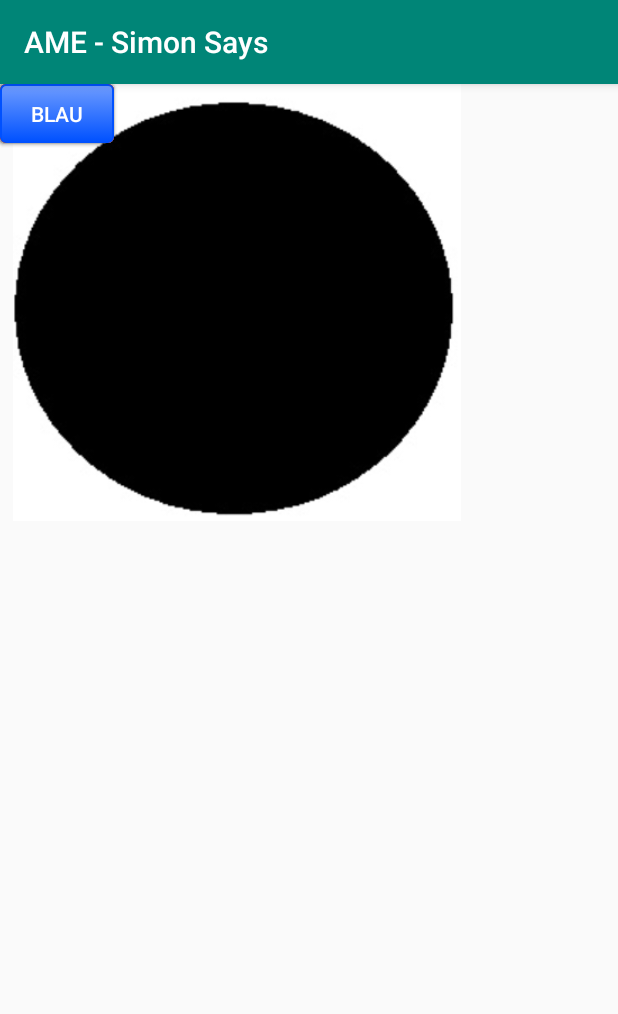
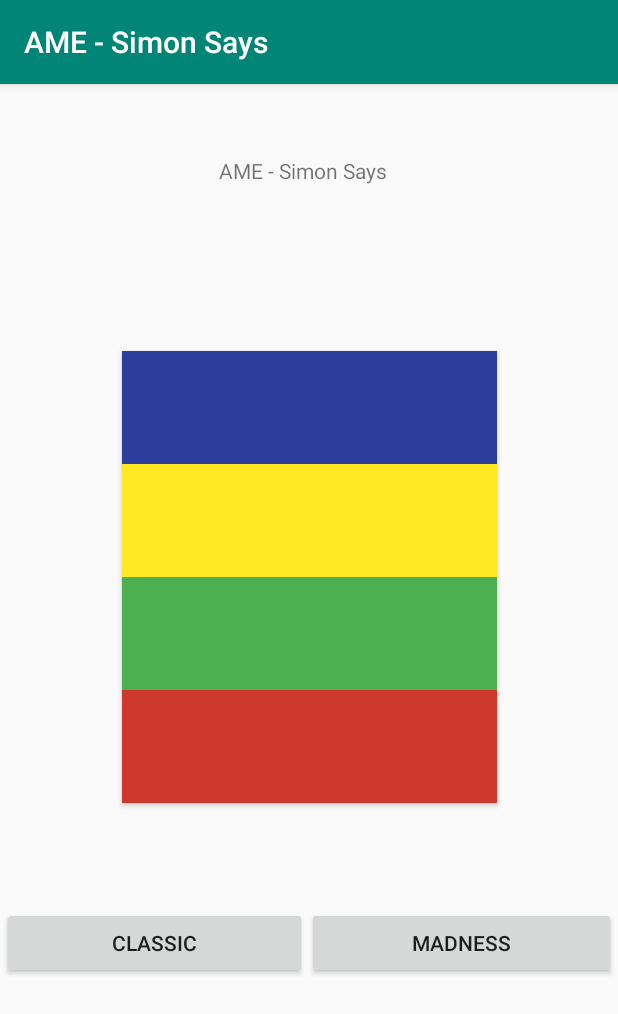
Before and after one commit to CescFT/Practica2_AME, an Android app: the screen it shows after launch (MainActivity), on a phone screen of 412 x 824 dp. Shown: the top 1014 px of the screen. Run offline under Robolectric (Android 15) with nearby library versions, the phone set to English and light mode, and no system bars.

Commit message:
master: simon basic ok.

```diff
--- a/app/src/main/java/com/example/ame_simonsays/MainActivity.java
+++ b/app/src/main/java/com/example/ame_simonsays/MainActivity.java
@@ -4,6 +4,7 @@ import androidx.appcompat.app.AppCompatActivity;
 
 import android.content.SharedPreferences;
 import android.os.Bundle;
+import android.os.Handler;
 import android.view.MotionEvent;
 import android.view.View;
 import android.widget.Button;
@@ -12,6 +13,7 @@ import android.widget.TextView;
 
 import java.util.ArrayList;
 import java.util.List;
+import java.util.Random;
 
 public class MainActivity extends AppCompatActivity {
 
@@ -19,46 +21,33 @@ public class MainActivity extends AppCompatActivity {
      * Elements que necessitem per a executar el codi
      */
     private TextView mTextView;
+    private TextView textResultat;
     private int indexSeq;
     private Button botoBlau;
     private Button botoVermell;
     private Button botoVerd;
     private Button botoGroc;
-    private List<colors> colorsDisponibles = new ArrayList<colors>();
-    private List<colors> sequencia  = new ArrayList<colors>();
-    int sequenceLength;
+    private List<Integer> sequencia  = new ArrayList<Integer>();
+    private int index = 0;
+    private int valorEscollit=5;
+    private int sequenceLength;
     private SharedPreferences sharedPrefs;
     private SharedPreferences.Editor sharedPrefsEditor;
+    private Handler handler = new Handler();
+    private int temps=0;
 
 
-    /**
-     * Classe privada per als colors
-     */
-    private enum colors{
-        BLAU,
-        GROC,
-        VERD,
-        VERMELL
-    }
+    private int nivell = 2;
+    private int punts = 0;
+    private int modeJoc;
 
-    /**
-     * Mètode que inicialitza la llista de colors disponibles
-     */
-    private void iniLlista(){
-        colorsDisponibles.add(colors.BLAU);
-        colorsDisponibles.add(colors.GROC);
-        colorsDisponibles.add(colors.VERD);
-        colorsDisponibles.add(colors.VERMELL);
-    }
 
-    private boolean comprovarValor(TextView t, String text){
-        return t.getText().toString().equals(text);
-    }
 
-    public void bttnOnClick(View view)
-    {
-        //bttn handler???
-    }
+
+
+
+
+
     @Override
     protected void onCreate(Bundle savedInstanceState) {
         super.onCreate(savedInstanceState);
@@ -66,67 +55,160 @@ public class MainActivity extends AppCompatActivity {
 
 
 
-        /*mTextView =(TextView) findViewById(R.id.seg_color);
+        mTextView =(TextView) findViewById(R.id.seg_color);
         indexSeq =0;
         botoBlau =  (Button) findViewById(R.id.botoBlau);
         botoVermell = (Button) findViewById(R.id.botoVermell);
         botoVerd = (Button) findViewById(R.id.botoVerd);
         botoGroc = (Button) findViewById(R.id.botoGroc);
+        textResultat = (TextView) findViewById(R.id.textResultat);
+
+        botoVermell.setTag(0);
+        botoVerd.setTag(1);
+        botoGroc.setTag(2);
+        botoBlau.setTag(3);
 
         sharedPrefs = getPreferences(MODE_PRIVATE);
         sharedPrefsEditor = sharedPrefs.edit();
 
-        this.iniLlista();
-
-        sequenceLength = 5 + (int)(Math.random() * ((10 - 5) + 1));  // [5,10]
-
-        //inicialització de la seqüència que tindrà el joc.
-        for(int i=0; i<sequenceLength; i++)
-        {
-            int rand = (int) ((Math.random() * ((4 - 0) + 1)) + 0);
-            sequencia.add(colorsDisponibles.get(rand));
-        }
-
-        if(!sequencia.isEmpty())
-        {
-            //anar agafant els valors de la llista, pintarlos al textview i esperar a que apreti boto, comprovar q esta be i incrementar la variable índex.
 
 
-            botoBlau.setOnClickListener(new View.OnClickListener() {
-                public void onClick(View v) {
 
-                }
-            });
+    }
+
+    public void clicaBoto(final int c){
+        canviColorClar(c, true);
+        handler.postDelayed(new Runnable() {
+            @Override
+            public void run() {
+                canviColorClar(c, false);
+            }
+        }, 250);
+    }
+    public void finalJoc(){
+        mTextView.setText("Game Over");
+    }
+    public void comprovaBoto(int c){
+        if(c!=sequencia.get(index)) finalJoc();
+        else{
+            punts += nivell*10;
+            textResultat.setText(String.valueOf(punts));
+            index++;
+            if(index==nivell){
+                handler.postDelayed(new Runnable() {
+                    @Override
+                    public void run() {
+                        seguentNivell();
+                        }
+                }, 2000);
+            }
+        }
+    }
+
+    public void seguentNivell(){
+        nivell++;
+        iniciarNivell();
+
+    }
+
+    public void onClickBoto(View view){
+        int tag = (int)view.getTag();
+        clicaBoto(tag);
+        comprovaBoto(tag);
+    }
+
+    private void canviColorClar(int tag, boolean canvi){
+            switch(tag){
+                case 0: //vermell
+                    botoVermell.setBackgroundColor(getResources().getColor((canvi) ? R.color.colorVermellClar : R.color.colorVermellFosc));
+                    break;
+                case 1: //verd
+                    botoVerd.setBackgroundColor(getResources().getColor((canvi) ? R.color.colorVerdClar : R.color.colorVerdFosc));
+                    break;
+                case 2: //groc
+                    botoGroc.setBackgroundColor(getResources().getColor((canvi) ? R.color.colorGrocClar : R.color.colorGrocFosc));
+                    break;
+                case 3: //blau
+                    botoBlau.setBackgroundColor(getResources().getColor((canvi) ? R.color.colorBlauClar : R.color.colorBlauFosc));
+                    break;
+            }
+    }
 
 
-            botoGroc.setOnClickListener(new View.OnClickListener() {
+    public void bloquejarPantalla(boolean b){
 
-                public void onClick(View v) {
-
-                }
-            });
-
-            botoVerd.setOnClickListener(new View.OnClickListener() {
-
-                public void onClick(View v) {
-
-                }
-            });
-
-            botoVermell.setOnClickListener(new View.OnClickListener() {
-
-                public void onClick(View v) {
-
-                }
-            });
+        //activar boto
+        botoVermell.setEnabled(!b);
+        botoBlau.setEnabled(!b);
+        botoGroc.setEnabled(!b);
+        botoVerd.setEnabled(!b);
 
 
-            while(indexSeq < sequenceLength)
+    }
+    public void onClickJugarClassic(View view) {
+
+        mTextView.setText("");
+        modeJoc=0;
+        punts=0;
+        textResultat.setText("");
+        nivell=1;
+        sequencia = new ArrayList<Integer>();
+        sequenceLength=0;
+        iniciarNivell();
+
+    }
+
+    public void onClickJugarMadness(View view) {
+
+        mTextView.setText("");
+        modeJoc=1;
+        punts=0;
+        textResultat.setText("");
+        nivell=1;
+        iniciarNivell();
+    }
+
+    public void iniciarNivell(){
+
+        Random rand = new Random();
+        if(modeJoc==1) {
+            sequencia = new ArrayList<Integer>();
+            sequenceLength = nivell;
+            //inicialització de la seqüència que tindrà el joc.
+            for(int i=0; i<sequenceLength; i++)
             {
-                //mentre hi ha joc
-                mTextView.setText(sequencia.get(indexSeq).toString());
 
+                sequencia.add(rand.nextInt(4));
             }
-        }*/
+        }else{
+            sequencia.add(rand.nextInt(4));
+            sequenceLength++;
+        }
+        index = 0;
+
+
+        bloquejarPantalla(true);
+        for(final Integer c : sequencia){
+            handler.postDelayed(new Runnable() {
+                @Override
+                public void run() {
+                    canviColorClar(c, true);
+                }
+            }, temps);
+            temps+=500;
+            final int tempsFinal = temps;
+            handler.postDelayed(new Runnable() {
+                @Override
+                public void run() {
+                    canviColorClar(c, false);
+                    if(tempsFinal == (500*sequenceLength*2)-500){
+                        bloquejarPantalla(false);
+                    }
+                }
+            }, temps);
+            temps+=500;
+
+        }
+        temps = 0;
     }
 }
--- a/app/src/main/res/layout/activity_main.xml
+++ b/app/src/main/res/layout/activity_main.xml
@@ -11,23 +11,17 @@
         android:id="@+id/seg_color"
         android:layout_width="121dp"
         android:layout_height="25dp"
-        tools:layout_editor_absoluteX="120dp"
-        tools:layout_editor_absoluteY="117dp" />
+        android:layout_marginStart="120dp"
+        android:layout_marginTop="48dp"
+        android:layout_marginEnd="120dp"
+        android:gravity="center|center_horizontal"
+        app:layout_constraintEnd_toEndOf="parent"
+        app:layout_constraintHorizontal_bias="1.0"
+        app:layout_constraintStart_toStartOf="parent"
+        app:layout_constraintTop_toBottomOf="@+id/textView2" />
 
     <TextView
-        android:layout_width="121dp"
-        android:layout_height="25dp"
-        tools:layout_editor_absoluteX="132dp"
-        tools:layout_editor_absoluteY="551dp" />
-
-    <TextView
-        android:layout_width="149dp"
-        android:layout_height="23dp"
-        android:text="@string/Resultat"
-        tools:layout_editor_absoluteX="120dp"
-        tools:layout_editor_absoluteY="512dp" />
-
-    <TextView
+        android:id="@+id/textView2"
         android:layout_width="121dp"
         android:layout_height="25dp"
         android:text="@string/app_name"
@@ -38,58 +32,103 @@
         app:layout_constraintTop_toTopOf="parent"
         app:layout_constraintVertical_bias="0.065" />
 
-    <ImageView
-        android:layout_width="316dp"
-        android:layout_height="291dp"
-        android:src="@drawable/dot"
-        tools:layout_editor_absoluteX="28dp"
-        tools:layout_editor_absoluteY="194dp" />
+    <LinearLayout
+        android:id="@+id/linearLayout"
+        android:layout_width="391dp"
+        android:layout_height="354dp"
+        android:layout_marginStart="10dp"
+        android:layout_marginTop="7dp"
+        android:layout_marginEnd="10dp"
+        android:gravity="center_horizontal"
+        android:orientation="vertical"
+        android:visibility="visible"
+        app:layout_constraintEnd_toEndOf="parent"
+        app:layout_constraintStart_toStartOf="parent"
+        app:layout_constraintTop_toBottomOf="@+id/seg_color">
+
+        <Button
+            android:id="@+id/botoBlau"
+            android:layout_width="250dp"
+            android:layout_height="75dp"
+            android:layout_marginStart="80dp"
+            android:layout_marginTop="24dp"
+            android:layout_marginEnd="80dp"
+            android:background="@color/colorBlauFosc"
+            android:onClick="onClickBoto"
+            android:textColor="#ffffff" />
+
+        <Button
+            android:id="@+id/botoGroc"
+            android:layout_width="250dp"
+            android:layout_height="75dp"
+            android:background="@color/colorGrocFosc"
+            android:onClick="onClickBoto"
+            android:textColor="#000000" />
 
         <Button
             android:id="@+id/botoVerd"
-        android:layout_width="76dp"
-        android:layout_height="39dp"
-        android:background="@drawable/bttn_personalitzat_verd"
+            android:layout_width="250dp"
+            android:layout_height="75dp"
+            android:layout_marginStart="80dp"
+            android:layout_marginEnd="80dp"
+            android:background="@color/colorVerdFosc"
+            android:onClick="onClickBoto"
             android:padding="10dp"
-        android:text="@string/verd"
-        android:onClick="bttnOnClick"
-        android:textColor="#ffffff"
-        tools:layout_editor_absoluteX="241dp"
-        tools:layout_editor_absoluteY="313dp" />
-
-    <Button
-        android:id="@+id/botoGroc"
-        android:layout_width="76dp"
-        android:layout_height="39dp"
-        android:background="@drawable/bttn_personalitzat_groc"
-        android:text="@string/groc"
-        android:textColor="#000000"
-        android:onClick="bttnOnClick"
-        tools:layout_editor_absoluteX="44dp"
-        tools:layout_editor_absoluteY="316dp" />
+            android:textColor="#ffffff" />
 
         <Button
             android:id="@+id/botoVermell"
-        android:layout_width="76dp"
-        android:layout_height="39dp"
-        android:background="@drawable/bttn_personalitzat_vermell"
+            android:layout_width="250dp"
+            android:layout_height="75dp"
+            android:layout_marginStart="80dp"
+            android:layout_marginEnd="80dp"
+            android:layout_marginBottom="191dp"
+            android:background="@color/colorVermellFosc"
+            android:onClick="onClickBoto"
             android:padding="10dp"
-        android:text="@string/verd"
-        android:onClick="bttnOnClick"
-        android:textColor="#ffffff"
-        tools:layout_editor_absoluteX="142dp"
-        tools:layout_editor_absoluteY="399dp" />
+            android:textColor="#ffffff" />
+
+    </LinearLayout>
+
+    <TextView
+        android:id="@+id/textResultat"
+        android:layout_width="wrap_content"
+        android:layout_height="wrap_content"
+        android:layout_marginStart="16dp"
+        android:layout_marginTop="20dp"
+        android:layout_marginEnd="16dp"
+        android:gravity="center_horizontal"
+        app:layout_constraintEnd_toEndOf="parent"
+        app:layout_constraintStart_toStartOf="parent"
+        app:layout_constraintTop_toBottomOf="@+id/linearLayout" />
+
+    <LinearLayout
+        android:layout_width="409dp"
+        android:layout_height="185dp"
+        android:layout_marginStart="16dp"
+        android:layout_marginTop="1dp"
+        android:layout_marginEnd="16dp"
+        android:orientation="horizontal"
+        app:layout_constraintEnd_toEndOf="parent"
+        app:layout_constraintStart_toStartOf="parent"
+        app:layout_constraintTop_toBottomOf="@+id/textResultat">
 
         <Button
-        android:id="@+id/botoBlau"
-        android:layout_width="76dp"
-        android:layout_height="39dp"
-        android:background="@drawable/bttn_personalitzat_blau"
-        android:text="@string/blau"
-        android:onClick="bttnOnClick"
-        android:textColor="#ffffff"
-        tools:layout_editor_absoluteX="142dp"
-        tools:layout_editor_absoluteY="226dp" />
+            android:id="@+id/bclassic"
+            android:layout_width="wrap_content"
+            android:layout_height="wrap_content"
+            android:layout_weight="1"
+            android:onClick="onClickJugarClassic"
+            android:text="Classic" />
+
+        <Button
+            android:id="@+id/bmadness"
+            android:layout_width="wrap_content"
+            android:layout_height="wrap_content"
+            android:layout_weight="1"
+            android:onClick="onClickJugarMadness"
+            android:text="Madness" />
+    </LinearLayout>
 
 
 </androidx.constraintlayout.widget.ConstraintLayout>
--- a/app/src/main/res/values/colors.xml
+++ b/app/src/main/res/values/colors.xml
@@ -3,4 +3,12 @@
     <color name="colorPrimary">#008577</color>
     <color name="colorPrimaryDark">#00574B</color>
     <color name="colorAccent">#D81B60</color>
+    <color name="colorVerdClar">#9FC079</color>
+    <color name="colorVermellClar">#F7AFAA</color>
+    <color name="colorBlauClar">#8C92AF</color>
+    <color name="colorGrocClar">#FCF1BE</color>
+    <color name="colorVerdFosc">#4CAF50</color>
+    <color name="colorVermellFosc">#CE372B</color>
+    <color name="colorBlauFosc">#2C3D9E</color>
+    <color name="colorGrocFosc">#FFE923</color>
 </resources>
```
Lines whose indentation alone changed are shown as unchanged.
